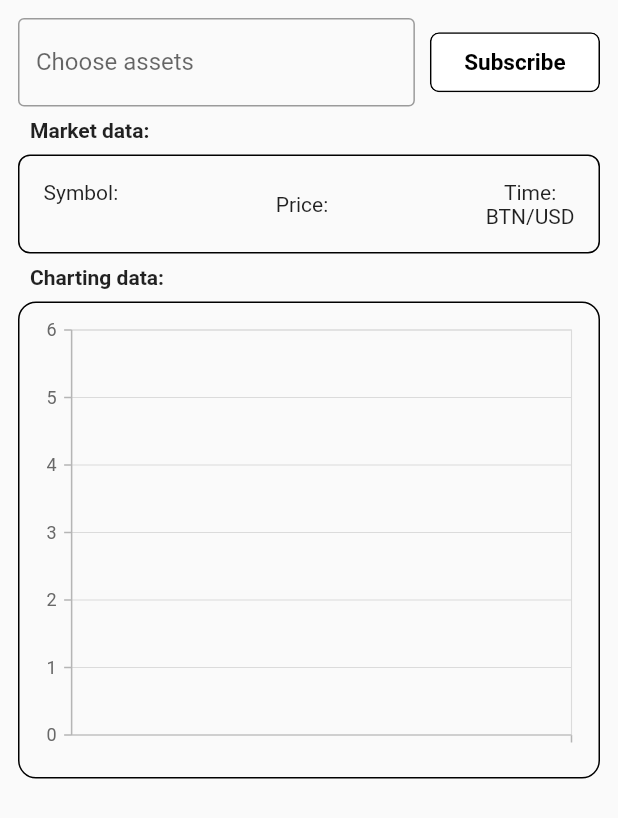
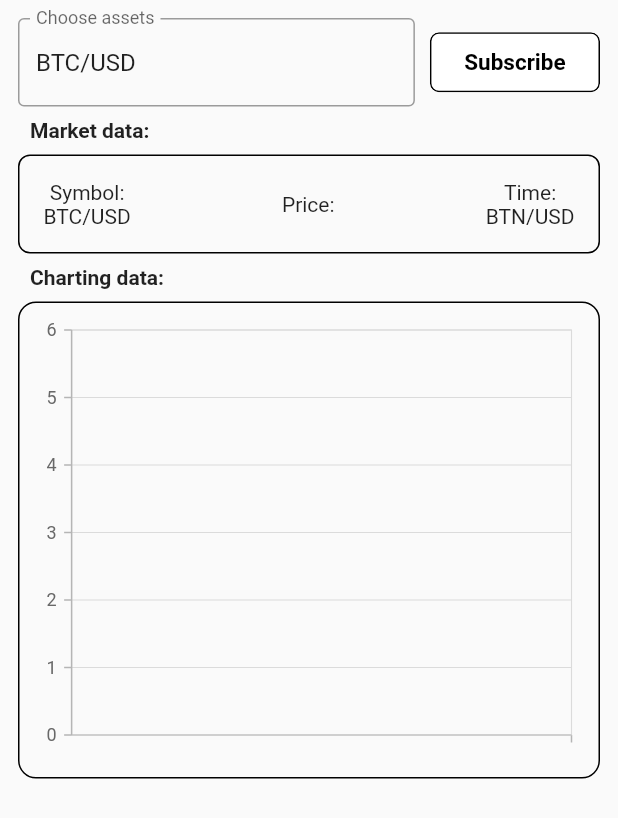
Before and after one commit to mihaab123/coin_api_test, a Flutter app: the screen it shows after launch, after a tap on "Subscribe", on a phone screen of 412 x 824 dp. Shown: the top 818 px of the screen. Run offline on Flutter 3.47's test engine with Material 2 defaults, Android fonts, the phone set to English and light mode, and no system bars; our stand-ins replace dio, get, syncfusion_flutter_charts; network calls fail.

```diff
--- a/lib/controllers/coin_hystory_controller.dart
+++ b/lib/controllers/coin_hystory_controller.dart
@@ -22,6 +22,11 @@ class CoinHystoryController extends GetxController {
     String asset_id_quote,
   ) async {
     symbol.value = "$asset_id_base/$asset_id_quote";
-    await CoinApi().getAllHystory(asset_id_base, asset_id_quote);
+    hystoryList.value =
+        await CoinApi().getAllHystory(asset_id_base, asset_id_quote);
+  }
+
+  getAllAssets() async {
+    await CoinApi().getAllAssets();
   }
 }
--- a/lib/pages/home/components/charting_data.dart
+++ b/lib/pages/home/components/charting_data.dart
@@ -10,6 +10,7 @@ class ChartingData extends StatelessWidget {
 
   @override
   Widget build(BuildContext context) {
+    return Obx(() {
       return Container(
         decoration: BoxDecoration(
           border: Border.all(
@@ -38,6 +39,7 @@ class ChartingData extends StatelessWidget {
               ]),
         ),
       );
+    });
   }
 }
 
--- a/lib/pages/home/components/home_body.dart
+++ b/lib/pages/home/components/home_body.dart
@@ -13,6 +13,7 @@ class HomeBody extends StatelessWidget {
   @override
   Widget build(BuildContext context) {
     TextEditingController nameController = TextEditingController();
+    nameController.text = "BTC/USD";
     return SingleChildScrollView(
       child: Padding(
         padding: const EdgeInsets.all(12.0),
@@ -41,6 +42,7 @@ class HomeBody extends StatelessWidget {
                     text: "Subscribe",
                     callback: () {
                       var listCoin = (nameController.text.split('/'));
+                      //_coinHystoryController.getAllAssets();
                       _coinHystoryController.loadData(listCoin[0], listCoin[1]);
                     },
                     padding: 20,
--- a/lib/pages/home/components/market_data.dart
+++ b/lib/pages/home/components/market_data.dart
@@ -1,6 +1,8 @@
 import 'package:coin_api_test/controllers/coin_hystory_controller.dart';
+import 'package:dio/dio.dart';
 import 'package:flutter/material.dart';
 import 'package:get/get.dart';
+import 'package:web_socket_channel/io.dart';
 import 'package:web_socket_channel/web_socket_channel.dart';
 
 class MarketData extends StatefulWidget {
@@ -15,31 +17,31 @@ class MarketData extends StatefulWidget {
 class _MarketDataState extends State<MarketData> {
   final CoinHystoryController _coinHystoryController =
       Get.find<CoinHystoryController>();
-  final channel = WebSocketChannel.connect(
-    Uri.parse('wss://ws.coinapi.io/v1/'),
-  );
+  /*final channel = IOWebSocketChannel.connect(
+      Uri.parse('wss://ws.coinapi.io/v1/'),
+      headers: {"X-CoinAPI-Key": "4A1800B6-D40E-43BC-AAA9-D3808B07B2F4"});*/
   @override
   void initState() {
-    channel.sink.add({
+    /*channel.sink.add({
       "type": "hello",
       "apikey": "4A1800B6-D40E-43BC-AAA9-D3808B07B2F4",
       "heartbeat": false,
       "subscribe_data_type": ["exrate"],
       "subscribe_filter_asset_id": ["BTC/USD"]
-    });
+    });*/
     super.initState();
   }
 
   @override
   void dispose() {
-    channel.sink.close();
+    //channel.sink.close();
     super.dispose();
   }
 
   @override
   Widget build(BuildContext context) {
     return StreamBuilder(
-        stream: channel.stream,
+        stream: null,
         builder: (context, snapshot) {
           debugPrint("test ${snapshot.data.toString()}");
           return Container(
--- a/lib/services/coin_api.dart
+++ b/lib/services/coin_api.dart
@@ -1,5 +1,4 @@
 import 'dart:convert';
-import 'dart:typed_data';
 
 import 'package:coin_api_test/models/coin_asset.dart';
 import 'package:coin_api_test/models/coin_hystory.dart';
@@ -11,12 +10,7 @@ class CoinApi {
   String token = "4A1800B6-D40E-43BC-AAA9-D3808B07B2F4";
   String url = "https://rest.coinapi.io/";
   Future<Response> getRequest(String body) async {
-    var dio = Dio(
-      BaseOptions(
-        baseUrl: url,
-        receiveDataWhenStatusError: true,
-      ),
-    );
+    var dio = Dio();
     dio.interceptors.add(InterceptorsWrapper(onError: (e, handler) {
       debugPrint(e.message);
       handler.next(e);
@@ -25,21 +19,25 @@ class CoinApi {
       debugPrint(r.path);
       handler.next(r);
     }, onResponse: (r, handler) {
-      debugPrint(r.data);
+      debugPrint(r.data.toString());
       handler.next(r);
     }));
     //dio.options.headers['content-Type'] = 'application/json';
+    dio.options.headers.clear();
     dio.options.headers["X-CoinAPI-Key"] = token;
-    return await dio.get(body);
+    debugPrint(dio.options.headers.toString());
+    var response = await dio.get(url + body);
+    debugPrint(response.statusCode.toString());
+    return response;
   }
 
   Future<List<CoinAsset>> getAllAssets() async {
     List<CoinAsset> _assetsList = [];
-    var response = await getRequest("String body");
-    _assetsList = json
+    var response = await getRequest("v1/assets/BTC");
+    /* _assetsList = json
         .decode(response.data)
         .map((data) => CoinAsset.fromJson(data))
-        .toList();
+        .toList();*/
     return _assetsList;
   }
 
@@ -53,15 +51,17 @@ class CoinApi {
     String endTime = DataService().DateToString(_currentDate);
     List<CoinHystory> _hystoryList = [];
     if (asset_id_base.isNotEmpty && asset_id_quote.isNotEmpty) {
-      var response = await getRequest(
-          "/v1/exchangerate/$asset_id_base/$asset_id_quote/history?period_id=1DAY&time_start=$startTime&time_end=$endTime");
-      debugPrint(response.toString());
-      _hystoryList = json
-          .decode(response.data)
-          .map((data) => CoinHystory.fromJson(data))
-          .toList();
+      Response<dynamic> response = await getRequest(
+          "v1/exchangerate/$asset_id_base/$asset_id_quote/history?period_id=1DAY&time_start=$startTime&time_end=$endTime");
+      debugPrint((response.data as List).length.toString());
+      for (var pair in (response.data as List)) {
+        _hystoryList.add(CoinHystory(
+            rate_close: pair["rate_close"],
+            time_period_end:
+                DataService().StringToDate(pair["time_period_end"])));
+      }
     }
-    debugPrint(_hystoryList.toString());
+    debugPrint("_hystoryList = ${_hystoryList.toString()}");
     return _hystoryList;
   }
 }
--- a/lib/services/date_service.dart
+++ b/lib/services/date_service.dart
@@ -4,11 +4,9 @@ class DataService {
   String DateToString(DateTime dateTime) {
     var duration = dateTime.timeZoneOffset;
     if (duration.isNegative) {
-      return (DateFormat("yyyy-MM-ddTHH:mm:ss.mmm").format(dateTime) +
-          "-${duration.inHours.toString().padLeft(2, '0')}${(duration.inMinutes - (duration.inHours * 60)).toString().padLeft(2, '0')}");
+      return (DateFormat("yyyy-MM-ddTHH:mm:ss").format(dateTime));
     } else {
-      return (DateFormat("yyyy-MM-ddTHH:mm:ss.mmm").format(dateTime) +
-          "+${duration.inHours.toString().padLeft(2, '0')}${(duration.inMinutes - (duration.inHours * 60)).toString().padLeft(2, '0')}");
+      return (DateFormat("yyyy-MM-ddTHH:mm:ss").format(dateTime));
     }
   }
 
```
Lines whose indentation alone changed are shown as unchanged.
